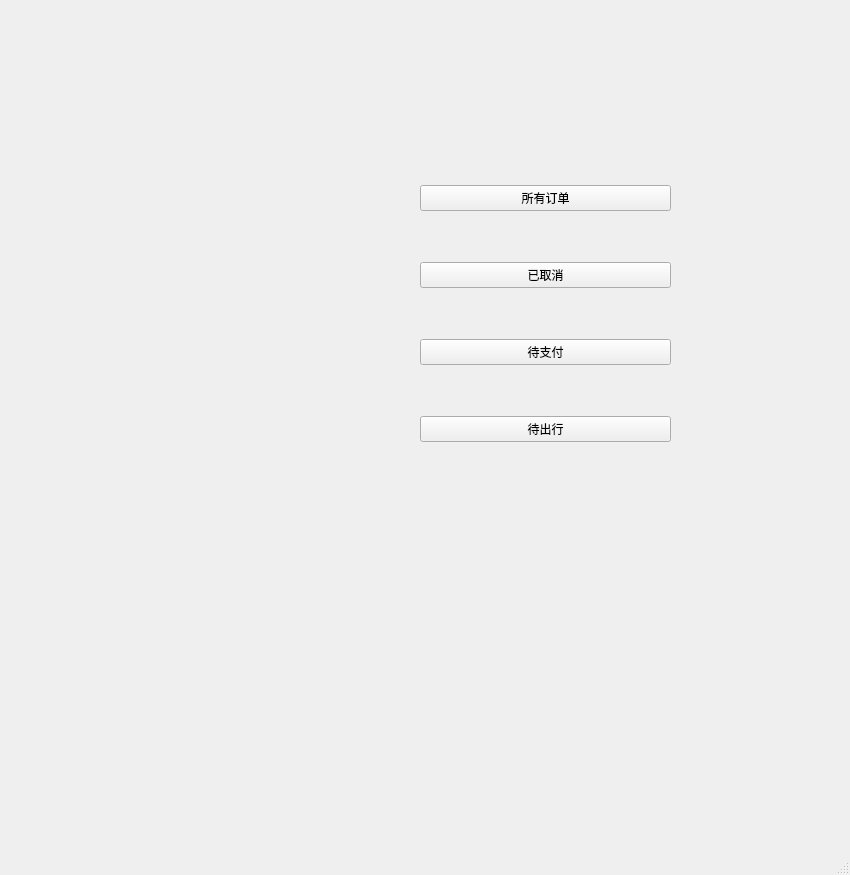
Qt form orderwindow.ui (monkeyking-hub/fly_manage_system) before a commit.
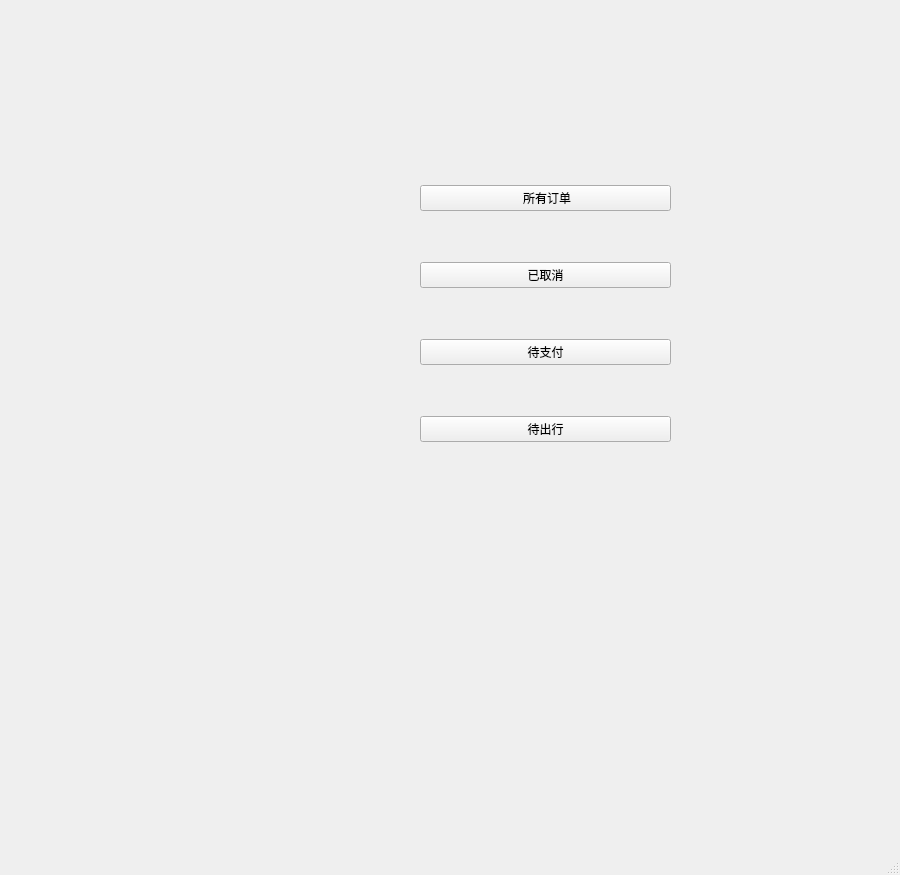
The same form after that commit.

Commit message: 写了订单界面

Diff of the .ui file:
```diff
--- a/orderwindow.ui
+++ b/orderwindow.ui
@@ -6,7 +6,7 @@
    <rect>
     <x>0</x>
     <y>0</y>
-    <width>850</width>
+    <width>900</width>
     <height>875</height>
    </rect>
   </property>
@@ -31,7 +31,7 @@
      <item>
       <widget class="QPushButton" name="order">
        <property name="text">
-        <string>所有订单</string>
+        <string> 所有订单</string>
        </property>
       </widget>
      </item>
```
Left out of the diff: 5 changed lines with no effect on the pictures. The commit also changes 14 other files.
